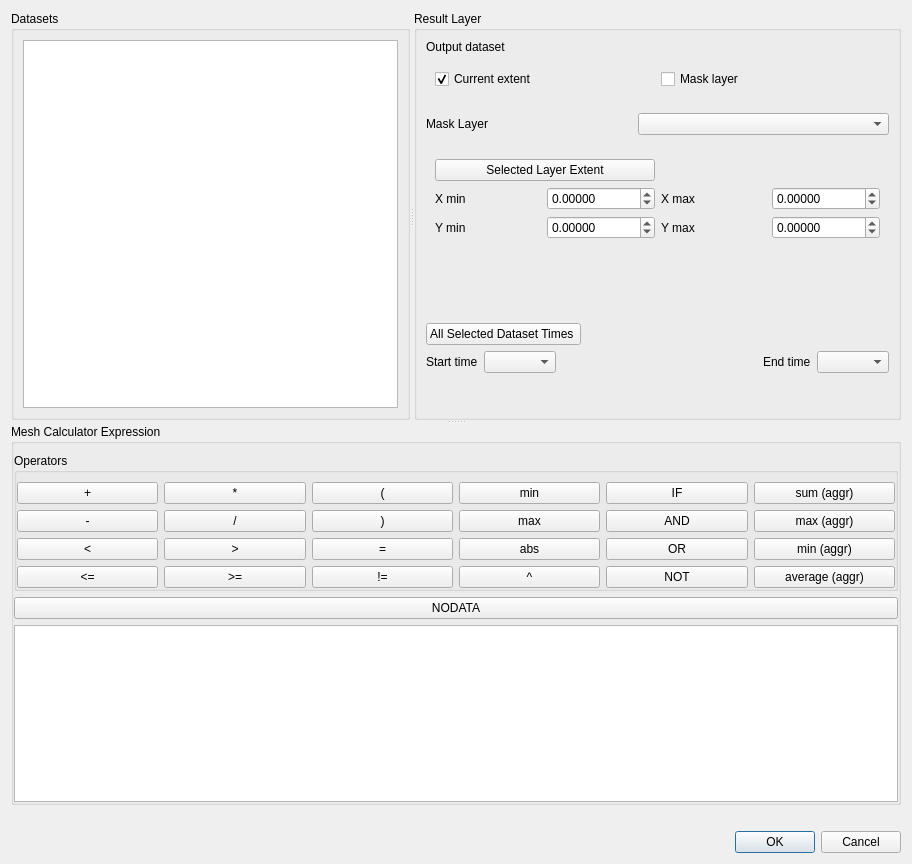
Above: src/ui/mesh/qgsmeshcalculatordialogbase.ui from carsmie/QGIS before the change. Below: the same form after it.
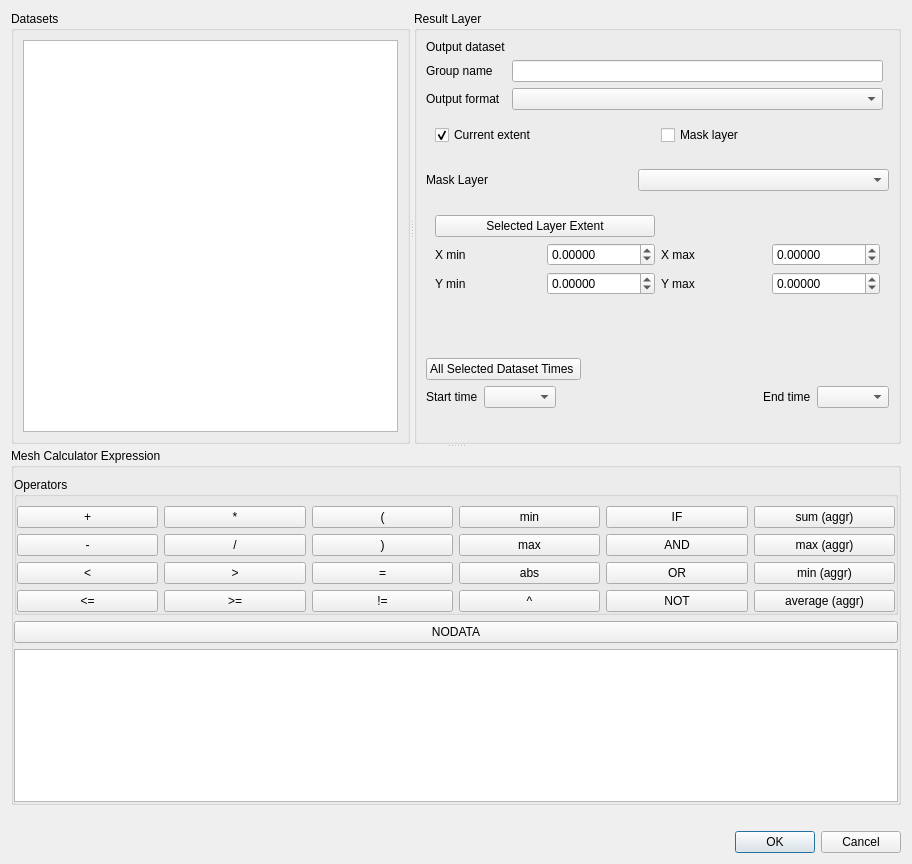
That is the form after the change. Custom widgets are drawn as their Qt base class.

Commit message:
[feature] Support datasets with data defined on faces in mesh calculator (#33248)
* [feature] support datasets with data defined on faces in mesh calculator, fix #30219, fix #30170

added "driver" and "group name" to the calculator interface.
MDAL now supports 3 drivers for storing results, so user must be able to choose appropriate driver and dataset group name (some drivers store multiple groups to 1 file)

```diff
--- a/src/ui/mesh/qgsmeshcalculatordialogbase.ui
+++ b/src/ui/mesh/qgsmeshcalculatordialogbase.ui
@@ -44,8 +44,112 @@
        <property name="title">
         <string>Result Layer</string>
        </property>
-       <layout class="QGridLayout" name="gridLayout_5">
-        <item row="8" column="0">
+       <layout class="QVBoxLayout" name="verticalLayout_4">
+        <item>
+         <layout class="QGridLayout" name="gridLayout_5">
+          <item row="1" column="0">
+           <widget class="QLabel" name="mOutputFormatLabel_2">
+            <property name="text">
+             <string>Group name</string>
+            </property>
+           </widget>
+          </item>
+          <item row="0" column="0">
+           <widget class="QLabel" name="mOutputDatasetLabel">
+            <property name="text">
+             <string>Output dataset</string>
+            </property>
+           </widget>
+          </item>
+          <item row="0" column="1" colspan="2">
+           <widget class="QgsFileWidget" name="mOutputDatasetFileWidget" native="true"/>
+          </item>
+          <item row="2" column="0">
+           <widget class="QLabel" name="mOutputFormatLabel">
+            <property name="text">
+             <string>Output format</string>
+            </property>
+           </widget>
+          </item>
+          <item row="2" column="1">
+           <widget class="QComboBox" name="mOutputFormatComboBox"/>
+          </item>
+          <item row="1" column="1">
+           <widget class="QLineEdit" name="mOutputGroupNameLineEdit"/>
+          </item>
+         </layout>
+        </item>
+        <item>
+         <widget class="QWidget" name="horizontalWidget" native="true">
+          <layout class="QHBoxLayout" name="horizontalLayout_5">
+           <item>
+            <widget class="QCheckBox" name="useExtentCb">
+             <property name="text">
+              <string>Current extent</string>
+             </property>
+             <property name="checked">
+              <bool>true</bool>
+             </property>
+             <attribute name="buttonGroup">
+              <string notr="true">buttonGroup</string>
+             </attribute>
+            </widget>
+           </item>
+           <item>
+            <widget class="QCheckBox" name="useMaskCb">
+             <property name="text">
+              <string>Mask layer</string>
+             </property>
+             <attribute name="buttonGroup">
+              <string notr="true">buttonGroup</string>
+             </attribute>
+            </widget>
+           </item>
+          </layout>
+         </widget>
+        </item>
+        <item>
+         <widget class="QWidget" name="maskBox" native="true">
+          <layout class="QHBoxLayout" name="maskBoxLayout" stretch="0,0">
+           <property name="spacing">
+            <number>6</number>
+           </property>
+           <property name="leftMargin">
+            <number>0</number>
+           </property>
+           <property name="rightMargin">
+            <number>0</number>
+           </property>
+           <item>
+            <widget class="QLabel" name="label_3">
+             <property name="minimumSize">
+              <size>
+               <width>206</width>
+               <height>0</height>
+              </size>
+             </property>
+             <property name="text">
+              <string>Mask Layer       </string>
+             </property>
+            </widget>
+           </item>
+           <item>
+            <widget class="QgsMapLayerComboBox" name="cboLayerMask">
+             <property name="sizePolicy">
+              <sizepolicy hsizetype="Expanding" vsizetype="Fixed">
+               <horstretch>0</horstretch>
+               <verstretch>0</verstretch>
+              </sizepolicy>
+             </property>
+             <property name="editable">
+              <bool>false</bool>
+             </property>
+            </widget>
+           </item>
+          </layout>
+         </widget>
+        </item>
+        <item>
          <widget class="QWidget" name="extendBox" native="true">
           <property name="sizePolicy">
            <sizepolicy hsizetype="Minimum" vsizetype="Minimum">
@@ -144,78 +248,8 @@
           </layout>
          </widget>
         </item>
-        <item row="2" column="0">
-         <widget class="QWidget" name="horizontalWidget" native="true">
-          <layout class="QHBoxLayout" name="horizontalLayout_5">
-           <item>
-            <widget class="QCheckBox" name="useExtentCb">
-             <property name="text">
-              <string>Current extent</string>
-             </property>
-             <property name="checked">
-              <bool>true</bool>
-             </property>
-             <attribute name="buttonGroup">
-              <string notr="true">buttonGroup</string>
-             </attribute>
-            </widget>
-           </item>
-           <item>
-            <widget class="QCheckBox" name="useMaskCb">
-             <property name="text">
-              <string>Mask layer</string>
-             </property>
-             <attribute name="buttonGroup">
-              <string notr="true">buttonGroup</string>
-             </attribute>
-            </widget>
-           </item>
-          </layout>
-         </widget>
-        </item>
-        <item row="6" column="0">
-         <widget class="QWidget" name="maskBox" native="true">
-          <layout class="QHBoxLayout" name="maskBoxLayout" stretch="0,0">
-           <property name="spacing">
-            <number>6</number>
-           </property>
-           <property name="leftMargin">
-            <number>0</number>
-           </property>
-           <property name="rightMargin">
-            <number>0</number>
-           </property>
-           <item>
-            <widget class="QLabel" name="label_3">
-             <property name="minimumSize">
-              <size>
-               <width>206</width>
-               <height>0</height>
-              </size>
-             </property>
-             <property name="text">
-              <string>Mask Layer       </string>
-             </property>
-            </widget>
-           </item>
-           <item>
-            <widget class="QgsMapLayerComboBox" name="cboLayerMask">
-             <property name="sizePolicy">
-              <sizepolicy hsizetype="Expanding" vsizetype="Fixed">
-               <horstretch>0</horstretch>
-               <verstretch>0</verstretch>
-              </sizepolicy>
-             </property>
-             <property name="editable">
-              <bool>false</bool>
-             </property>
-            </widget>
-           </item>
-          </layout>
-         </widget>
-        </item>
-        <item row="16" column="0">
-         <spacer name="verticalSpacer_2">
+        <item>
+         <spacer name="verticalSpacer_3">
           <property name="orientation">
            <enum>Qt::Vertical</enum>
           </property>
@@ -227,21 +261,7 @@
           </property>
          </spacer>
         </item>
-        <item row="0" column="0">
-         <layout class="QHBoxLayout" name="horizontalLayout">
-          <item>
-           <widget class="QLabel" name="mOutputDatasetLabel">
-            <property name="text">
-             <string>Output dataset</string>
-            </property>
-           </widget>
-          </item>
-          <item>
-           <widget class="QgsFileWidget" name="mOutputDatasetFileWidget" native="true"/>
-          </item>
-         </layout>
-        </item>
-        <item row="12" column="0">
+        <item>
          <spacer name="verticalSpacer">
           <property name="orientation">
            <enum>Qt::Vertical</enum>
@@ -254,7 +274,7 @@
           </property>
          </spacer>
         </item>
-        <item row="13" column="0">
+        <item>
          <layout class="QHBoxLayout" name="horizontalLayout_2">
           <item>
            <widget class="QPushButton" name="mAllTimesButton">
@@ -278,20 +298,7 @@
           </item>
          </layout>
         </item>
-        <item row="9" column="0">
-         <spacer name="verticalSpacer_3">
-          <property name="orientation">
-           <enum>Qt::Vertical</enum>
-          </property>
-          <property name="sizeHint" stdset="0">
-           <size>
-            <width>20</width>
-            <height>40</height>
-           </size>
-          </property>
-         </spacer>
-        </item>
-        <item row="15" column="0">
+        <item>
          <layout class="QGridLayout" name="gridLayout_4">
           <item row="2" column="4">
            <widget class="QComboBox" name="mEndTimeComboBox"/>
@@ -328,6 +335,19 @@
           </item>
          </layout>
         </item>
+        <item>
+         <spacer name="verticalSpacer_2">
+          <property name="orientation">
+           <enum>Qt::Vertical</enum>
+          </property>
+          <property name="sizeHint" stdset="0">
+           <size>
+            <width>20</width>
+            <height>40</height>
+           </size>
+          </property>
+         </spacer>
+        </item>
        </layout>
        <zorder>maskBox</zorder>
        <zorder>extendBox</zorder>
```
Left out of the diff: 3 changed lines with no effect on the pictures. The commit also changes 22 other files.
